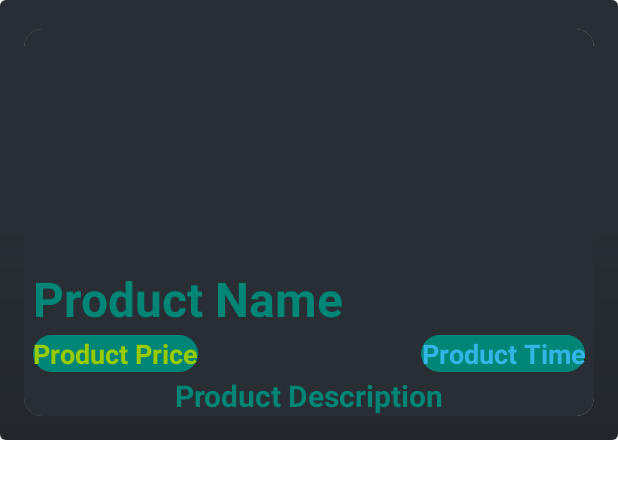
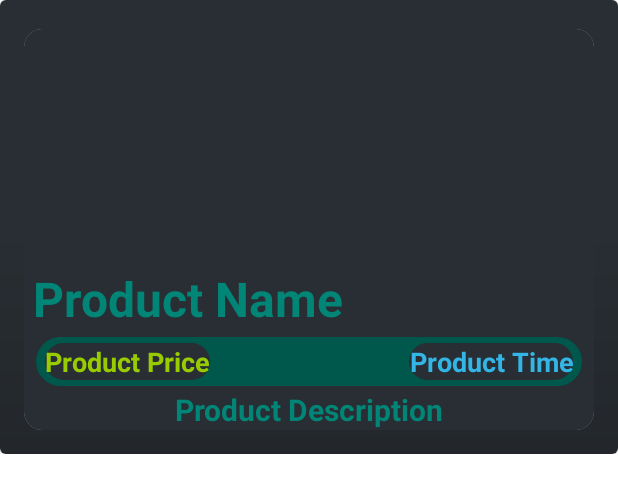
Before and after one commit to nikitafedorov008/RentPlace, an Android app: the layout product_items_layout.xml on its own in the app's theme, with its tools: preview values and no code run, on a phone screen of 412 x 824 dp. Shown: the top 493 px of the screen. Run offline under Robolectric (Android 15) with nearby library versions, the phone set to English and light mode, and no system bars.

Commit message:
Norm product_item, otvechau

```diff
--- a/app/src/main/res/layout/product_items_layout.xml
+++ b/app/src/main/res/layout/product_items_layout.xml
@@ -65,16 +65,28 @@
                         android:textSize="32sp"
                         android:textStyle="bold" />
 
+                    <RelativeLayout
+                        android:id="@+id/rL"
+                        android:gravity="center"
+                        android:background="@drawable/material_back"
+                        android:layout_below="@+id/product_name"
+                        android:layout_width="match_parent"
+                        android:layout_height="wrap_content"
+                        android:layout_marginStart="8dp"
+                        android:layout_marginEnd="8dp"
+                        >
+
                         <TextView
                             android:id="@+id/product_price"
                             android:layout_width="wrap_content"
                             android:layout_height="wrap_content"
                             android:background="@drawable/material_back"
-                        android:backgroundTint="@color/colorPrimary"
+                            android:backgroundTint="@color/black_overlay"
                             android:text="Product Price"
                             android:layout_below="@+id/product_image"
                             android:layout_alignParentTop="false"
                             android:layout_marginTop="4dp"
+                            android:layout_marginBottom="4dp"
                             android:layout_alignParentStart="true"
                             android:layout_marginStart="6dp"
                             android:textAlignment="center"
@@ -89,22 +101,27 @@
                             android:layout_below="@+id/product_image"
                             android:layout_alignParentTop="false"
                             android:layout_marginTop="4dp"
+                            android:layout_marginBottom="4dp"
                             android:layout_alignParentEnd="true"
                             android:layout_marginEnd="6dp"
                             android:background="@drawable/material_back"
-                        android:backgroundTint="@color/colorPrimary"
+                            android:backgroundTint="@color/black_overlay"
                             android:text="Product Time"
                             android:textAlignment="center"
                             android:textColor="@android:color/holo_blue_light"
                             android:textSize="18sp"
                             android:textStyle="bold" />
 
+                    </RelativeLayout>
+
+
+
                     <TextView
                         android:id="@+id/product_description"
                         android:layout_width="match_parent"
                         android:layout_height="wrap_content"
                         android:text="Product Description"
-                        android:layout_below="@+id/product_price"
+                        android:layout_below="@+id/rL"
                         android:layout_marginTop="2dp"
                         android:textAlignment="center"
                         android:textSize="20sp"
```
Lines whose indentation alone changed are shown as unchanged.
